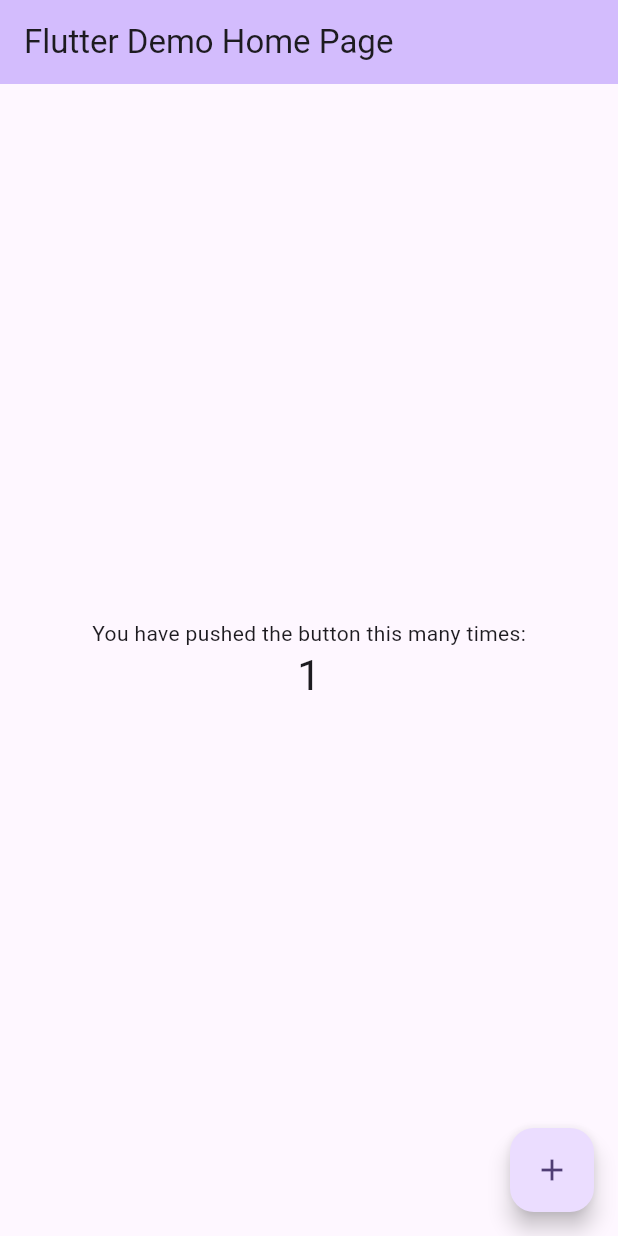
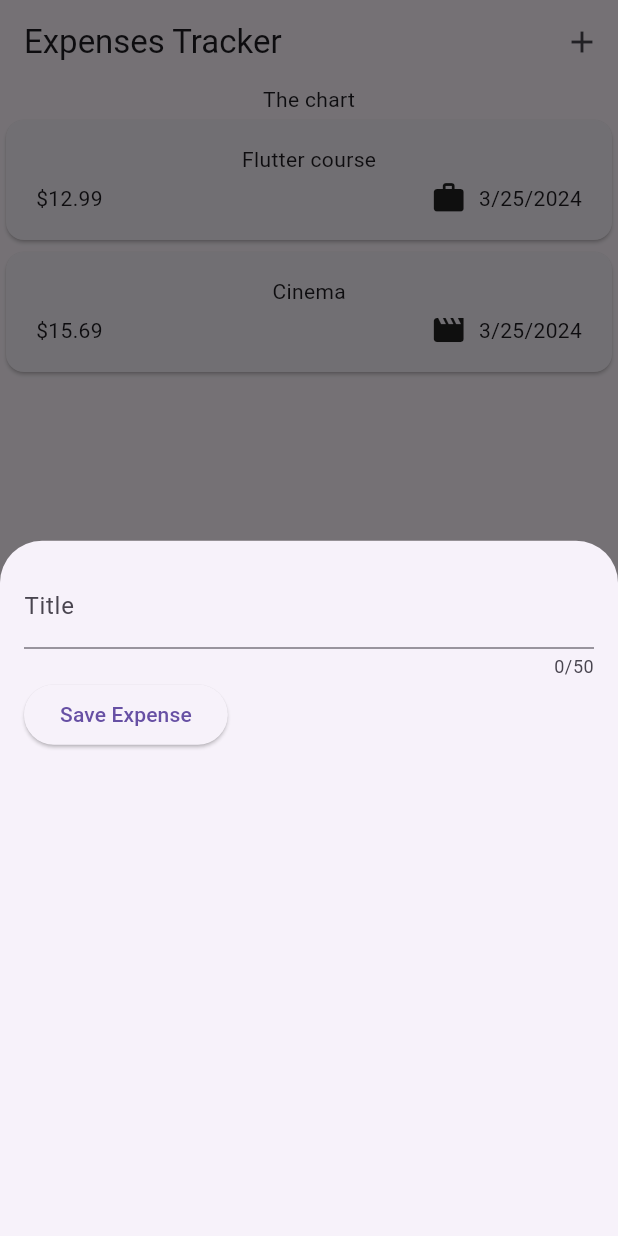
Before and after one commit to AddisonReyes/expense_tracker, a Flutter app: the screen it shows after launch, after a tap on the "add" icon, on a phone screen of 412 x 824 dp. Run offline on Flutter 3.47's test engine with Material 3 defaults, Android fonts, the phone set to English and light mode, and no system bars.

Commit message:
second commit

```diff
--- a/lib/main.dart
+++ b/lib/main.dart
@@ -1,3 +1,4 @@
+import 'package:expense_tracker/widgets/expenses.dart';
 import 'package:flutter/material.dart';
 
 void main() {
@@ -7,119 +8,11 @@ void main() {
 class MyApp extends StatelessWidget {
   const MyApp({super.key});
 
-  // This widget is the root of your application.
   @override
   Widget build(BuildContext context) {
     return MaterialApp(
-      title: 'Flutter Demo',
-      theme: ThemeData(
-        // This is the theme of your application.
-        //
-        // TRY THIS: Try running your application with "flutter run". You'll see
-        // the application has a purple toolbar. Then, without quitting the app,
-        // try changing the seedColor in the colorScheme below to Colors.green
-        // and then invoke "hot reload" (save your changes or press the "hot
-        // reload" button in a Flutter-supported IDE, or press "r" if you used
-        // the command line to start the app).
-        //
-        // Notice that the counter didn't reset back to zero; the application
-        // state is not lost during the reload. To reset the state, use hot
-        // restart instead.
-        //
-        // This works for code too, not just values: Most code changes can be
-        // tested with just a hot reload.
-        colorScheme: ColorScheme.fromSeed(seedColor: Colors.deepPurple),
-        useMaterial3: true,
-      ),
-      home: const MyHomePage(title: 'Flutter Demo Home Page'),
+      theme: ThemeData(useMaterial3: true),
+      home: const Expenses(),
     );
   }
 }
-
-class MyHomePage extends StatefulWidget {
-  const MyHomePage({super.key, required this.title});
-
-  // This widget is the home page of your application. It is stateful, meaning
-  // that it has a State object (defined below) that contains fields that affect
-  // how it looks.
-
-  // This class is the configuration for the state. It holds the values (in this
-  // case the title) provided by the parent (in this case the App widget) and
-  // used by the build method of the State. Fields in a Widget subclass are
-  // always marked "final".
-
-  final String title;
-
-  @override
-  State<MyHomePage> createState() => _MyHomePageState();
-}
-
-class _MyHomePageState extends State<MyHomePage> {
-  int _counter = 0;
-
-  void _incrementCounter() {
-    setState(() {
-      // This call to setState tells the Flutter framework that something has
-      // changed in this State, which causes it to rerun the build method below
-      // so that the display can reflect the updated values. If we changed
-      // _counter without calling setState(), then the build method would not be
-      // called again, and so nothing would appear to happen.
-      _counter++;
-    });
-  }
-
-  @override
-  Widget build(BuildContext context) {
-    // This method is rerun every time setState is called, for instance as done
-    // by the _incrementCounter method above.
-    //
-    // The Flutter framework has been optimized to make rerunning build methods
-    // fast, so that you can just rebuild anything that needs updating rather
-    // than having to individually change instances of widgets.
-    return Scaffold(
-      appBar: AppBar(
-        // TRY THIS: Try changing the color here to a specific color (to
-        // Colors.amber, perhaps?) and trigger a hot reload to see the AppBar
-        // change color while the other colors stay the same.
-        backgroundColor: Theme.of(context).colorScheme.inversePrimary,
-        // Here we take the value from the MyHomePage object that was created by
-        // the App.build method, and use it to set our appbar title.
-        title: Text(widget.title),
-      ),
-      body: Center(
-        // Center is a layout widget. It takes a single child and positions it
-        // in the middle of the parent.
-        child: Column(
-          // Column is also a layout widget. It takes a list of children and
-          // arranges them vertically. By default, it sizes itself to fit its
-          // children horizontally, and tries to be as tall as its parent.
-          //
-          // Column has various properties to control how it sizes itself and
-          // how it positions its children. Here we use mainAxisAlignment to
-          // center the children vertically; the main axis here is the vertical
-          // axis because Columns are vertical (the cross axis would be
-          // horizontal).
-          //
-          // TRY THIS: Invoke "debug painting" (choose the "Toggle Debug Paint"
-          // action in the IDE, or press "p" in the console), to see the
-          // wireframe for each widget.
-          mainAxisAlignment: MainAxisAlignment.center,
-          children: <Widget>[
-            const Text(
-              'You have pushed the button this many times:',
-            ),
-            Text(
-              '$_counter',
-              style: Theme.of(context).textTheme.headlineMedium,
-            ),
-          ],
-        ),
-      ),
-      floatingActionButton: FloatingActionButton(
-        onPressed: _incrementCounter,
-        tooltip: 'Increment',
-        child: const Icon(Icons.add),
-      ), // This trailing comma makes auto-formatting nicer for build methods.
-    );
-  }
-}
--- /dev/null
+++ b/lib/models/expense.dart
@@ -0,0 +1,38 @@
+import 'package:flutter/material.dart';
+import 'package:intl/intl.dart';
+import 'package:uuid/uuid.dart';
+
+final formatter = DateFormat.yMd();
+const uuid = Uuid();
+
+enum Category { food, travel, leisure, work }
+
+const categoryIcons = {
+  Category.food: Icons.lunch_dining,
+  Category.travel: Icons.flight_takeoff,
+  Category.leisure: Icons.movie,
+  Category.work: Icons.work
+};
+
+class Expense {
+  Expense({
+    required this.title,
+    required this.amount,
+    required this.date,
+    required this.category,
+  }) : id = uuid.v4();
+
+  final String id;
+  final String title;
+  final double amount;
+  final DateTime date;
+  final Category category;
+
+  String get getFormattedDate {
+    return formatter.format(date);
+  }
+
+  IconData? get getIconCategory {
+    return categoryIcons[category];
+  }
+}
--- /dev/null
+++ b/lib/widgets/expenses.dart
@@ -0,0 +1,62 @@
+import 'package:expense_tracker/widgets/expenses_list/expenses_list.dart';
+import 'package:expense_tracker/models/expense.dart';
+import 'package:expense_tracker/widgets/new_expense.dart';
+import 'package:flutter/material.dart';
+
+class Expenses extends StatefulWidget {
+  const Expenses({super.key});
+
+  @override
+  State<Expenses> createState() => _ExpensesState();
+}
+
+class _ExpensesState extends State<Expenses> {
+  final List<Expense> _registeredExpenses = [
+    Expense(
+      title: 'Flutter course',
+      amount: 12.99,
+      date: DateTime.now(),
+      category: Category.work,
+    ),
+    Expense(
+      title: 'Cinema',
+      amount: 15.69,
+      date: DateTime.now(),
+      category: Category.leisure,
+    )
+  ];
+
+  void _openAddExpenseOverlay() {
+    showModalBottomSheet(
+      context: context,
+      builder: (ctx) {
+        return const NewExpense();
+      },
+    );
+  }
+
+  @override
+  Widget build(BuildContext context) {
+    return Scaffold(
+      appBar: AppBar(
+        title: const Text("Expenses Tracker"),
+        actions: [
+          IconButton(
+            onPressed: _openAddExpenseOverlay,
+            icon: const Icon(Icons.add),
+          ),
+        ],
+      ),
+      body: Column(
+        children: [
+          const Text("The chart"),
+          Expanded(
+            child: ExpensesList(
+              expenses: _registeredExpenses,
+            ),
+          ),
+        ],
+      ),
+    );
+  }
+}
--- /dev/null
+++ b/lib/widgets/expenses_list/expense_item.dart
@@ -0,0 +1,39 @@
+import 'package:expense_tracker/models/expense.dart';
+import 'package:flutter/material.dart';
+
+class ExpenseItem extends StatelessWidget {
+  const ExpenseItem(this.expense, {super.key});
+
+  final Expense expense;
+
+  @override
+  Widget build(BuildContext context) {
+    return Card(
+      child: Padding(
+        padding: const EdgeInsets.symmetric(
+          horizontal: 20,
+          vertical: 16,
+        ),
+        child: Column(
+          children: [
+            Text(expense.title),
+            const SizedBox(height: 4),
+            Row(
+              children: [
+                Text('\$${expense.amount.toStringAsFixed(2)}'),
+                const Spacer(),
+                Row(
+                  children: [
+                    Icon(expense.getIconCategory),
+                    const SizedBox(width: 8),
+                    Text(expense.getFormattedDate),
+                  ],
+                ),
+              ],
+            )
+          ],
+        ),
+      ),
+    );
+  }
+}
--- /dev/null
+++ b/lib/widgets/expenses_list/expenses_list.dart
@@ -0,0 +1,19 @@
+import 'package:expense_tracker/models/expense.dart';
+import 'package:expense_tracker/widgets/expenses_list/expense_item.dart';
+import 'package:flutter/material.dart';
+
+class ExpensesList extends StatelessWidget {
+  const ExpensesList({super.key, required this.expenses});
+
+  final List<Expense> expenses;
+
+  @override
+  Widget build(BuildContext context) {
+    return ListView.builder(
+      itemCount: expenses.length,
+      itemBuilder: (ctx, index) {
+        return ExpenseItem(expenses[index]);
+      },
+    );
+  }
+}
--- /dev/null
+++ b/lib/widgets/new_expense.dart
@@ -0,0 +1,42 @@
+import 'package:flutter/material.dart';
+
+class NewExpense extends StatefulWidget {
+  const NewExpense({super.key});
+
+  @override
+  State<NewExpense> createState() => _NewExpenseState();
+}
+
+class _NewExpenseState extends State<NewExpense> {
+  var _enteredTitle = '';
+
+  void _saveTitleInput(String inputValue) {
+    _enteredTitle = inputValue;
+  }
+
+  @override
+  Widget build(BuildContext context) {
+    return Padding(
+      padding: const EdgeInsets.all(16),
+      child: Column(
+        children: [
+          const TextField(
+            maxLength: 50,
+            keyboardType: TextInputType.text,
+            decoration: InputDecoration(label: Text("Title")),
+          ),
+          Row(
+            children: [
+              ElevatedButton(
+                onPressed: () {
+                  print(_enteredTitle);
+                },
+                child: Text('Save Expense'),
+              ),
+            ],
+          )
+        ],
+      ),
+    );
+  }
+}
--- a/pubspec.yaml
+++ b/pubspec.yaml
@@ -35,6 +35,8 @@ dependencies:
   # The following adds the Cupertino Icons font to your application.
   # Use with the CupertinoIcons class for iOS style icons.
   cupertino_icons: ^1.0.6
+  uuid: ^4.3.3
+  intl: ^0.19.0
 
 dev_dependencies:
   flutter_test:
```
